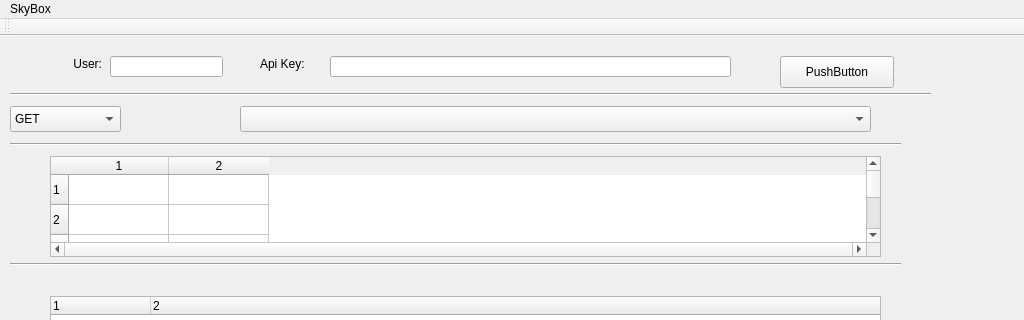
The window that skywindow.ui (oregon-tony/SkytapAPICommander) describes before a commit, drawn with Qt 5; both pictures show x 0 to 1024 and y 0 to 320 of the 1024 by 768 pixel window.
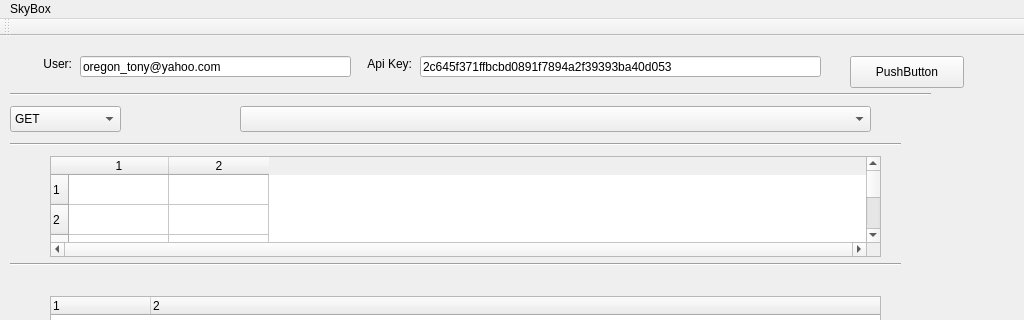
The same window after the commit.

Commit message: added authorization based on screen field values

Patch:
```diff
--- a/skywindow.ui
+++ b/skywindow.ui
@@ -17,17 +17,20 @@
    <widget class="QLineEdit" name="leUserName">
     <property name="geometry">
      <rect>
-      <x>110</x>
+      <x>80</x>
       <y>20</y>
-      <width>113</width>
+      <width>271</width>
       <height>21</height>
      </rect>
     </property>
+    <property name="text">
+     <string>oregon_tony@yahoo.com</string>
+    </property>
    </widget>
    <widget class="QLabel" name="lbUserName">
     <property name="geometry">
      <rect>
-      <x>40</x>
+      <x>10</x>
       <y>20</y>
       <width>62</width>
       <height>16</height>
@@ -43,7 +46,7 @@
    <widget class="QLabel" name="lbAPIKey">
     <property name="geometry">
      <rect>
-      <x>260</x>
+      <x>350</x>
       <y>20</y>
       <width>62</width>
       <height>16</height>
@@ -52,16 +55,22 @@
     <property name="text">
      <string>Api Key:</string>
     </property>
+    <property name="alignment">
+     <set>Qt::AlignRight|Qt::AlignTrailing|Qt::AlignVCenter</set>
+    </property>
    </widget>
    <widget class="QLineEdit" name="leAPIKey">
     <property name="geometry">
      <rect>
-      <x>330</x>
+      <x>420</x>
       <y>20</y>
       <width>401</width>
       <height>21</height>
      </rect>
     </property>
+    <property name="text">
+     <string>2c645f371ffbcbd0891f7894a2f39393ba40d053</string>
+    </property>
    </widget>
    <widget class="Line" name="lnLogin">
     <property name="geometry">
@@ -79,7 +88,7 @@
    <widget class="QPushButton" name="pbConnectButton">
     <property name="geometry">
      <rect>
-      <x>780</x>
+      <x>850</x>
       <y>20</y>
       <width>114</width>
       <height>32</height>
```
The commit also changes 1 other file.
